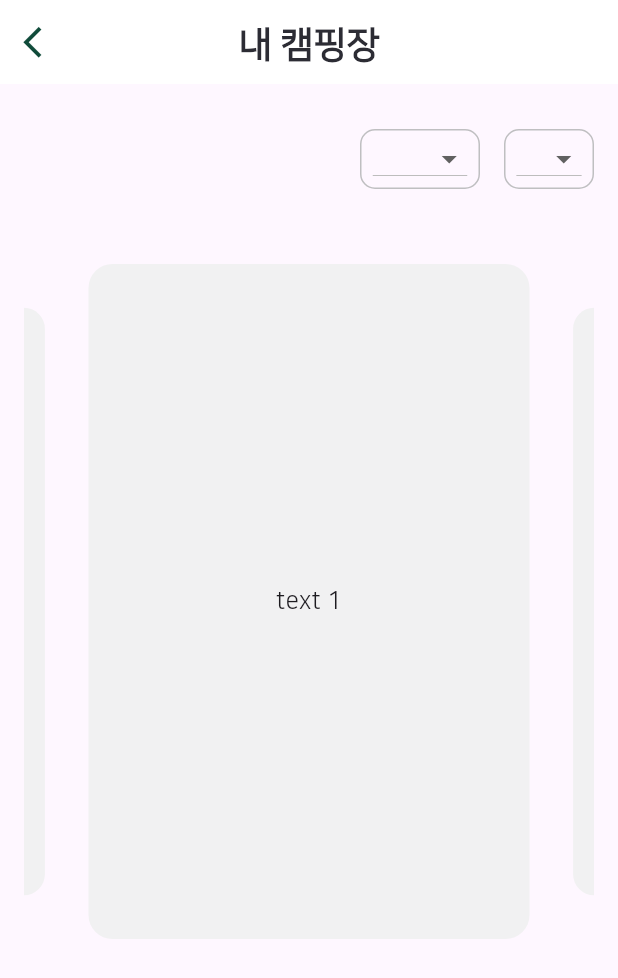
After one commit to bbarkse93/project-yayoung-flutter, a Flutter app: the MyCampingList screen opened by its route, on a phone screen of 412 x 824 dp. The commit adds this screen. Shown: the top 978 px of the screen. Run offline on Flutter 3.47's test engine with Material 3 defaults, Android fonts, the phone set to English and light mode, and no system bars; drawn by our look-alikes of carousel_slider; our stand-ins replace animated_splash_screen, dio, flutter_secure_storage, logger, validators; accounts and stored records are empty.

Commit message:
캐러셀 슬라이드 구현

```diff
--- a/lib/_core/constants/move.dart
+++ b/lib/_core/constants/move.dart
@@ -1,6 +1,7 @@
 import 'package:flutter/material.dart';
 import 'package:team_project/ui/pages/auth/login_page.dart';
 import 'package:team_project/ui/pages/home/home_page.dart';
+import 'package:team_project/ui/pages/home/my_camping_list.dart';
 import 'package:team_project/ui/pages/home/my_camping_schedule.dart';
 import 'package:team_project/ui/pages/my_page/MainScreen.dart';
 import 'package:team_project/ui/pages/splash/splash_page.dart';
@@ -10,6 +11,7 @@ class Move {
   static String splashPage = "/splash";
   static String homePage = "/home";
   static String myCampingSchedule = "/myCampingSchedule";
+  static String myCampingList = "/myCampingList";
   static String mainScreenPage = "/mainScreenPage";
 }
 
@@ -19,6 +21,7 @@ Map<String, Widget Function(BuildContext)> getRouters() {
     Move.mainScreenPage: (p0) => MainScreen(),
     Move.splashPage: (p0) => SplashPage(),
     Move.homePage: (p0) => HomePage(),
-    Move.myCampingSchedule: (p0) => MyCampingSchedule()
+    Move.myCampingSchedule: (p0) => MyCampingSchedule(),
+    Move.myCampingList: (p0) => MyCampingList()
   };
 }
--- a/lib/_core/constants/size.dart
+++ b/lib/_core/constants/size.dart
@@ -9,7 +9,7 @@ const double gapSmall = 10.0;
 const double gapMedium = 15.0;
 const double gapSemiMedium = 20.0;
 const double gapLarge = 30.0;
-const double gapXLargeGap = 50.0;
+const double gapXLarge = 50.0;
 
 /// 글씨 크기
 const double fontXSmall = 10.0;
--- a/lib/ui/pages/home/home_page.dart
+++ b/lib/ui/pages/home/home_page.dart
@@ -86,7 +86,7 @@ class HomePage extends StatelessWidget {
                 symbol: "#",
                 title: "내 캠핑장",
                 subTitle: "내 캠핑장은 어떤게 있을가요?",
-                pageAddress: "/my_camping_schedule",
+                pageAddress: Move.myCampingList,
               ),
             ],
           ),
--- /dev/null
+++ b/lib/ui/pages/home/my_camping_list.dart
@@ -0,0 +1,100 @@
+import 'package:flutter/material.dart';
+import 'package:team_project/_core/constants/color.dart';
+import 'package:team_project/_core/constants/icon.dart';
+import 'package:team_project/_core/constants/size.dart';
+
+import 'widget/camping_list_slider.dart';
+
+class MyCampingList extends StatefulWidget {
+  const MyCampingList({super.key});
+
+  @override
+  State<MyCampingList> createState() => _MyCampingListState();
+}
+
+class _MyCampingListState extends State<MyCampingList> {
+  int? selectedYear; // 선택된 년도
+  int? selectedMonth; // 선택된 월
+  @override
+  Widget build(BuildContext context) {
+    return Scaffold(
+      appBar: AppBar(
+        backgroundColor: kBackWhite,
+        leading: IconButton(
+            onPressed: () {
+              Navigator.pop(context);
+            },
+            icon: iconArrowBack()),
+        title: Text(
+          "내 캠핑장",
+          style: title1(),
+        ),
+        elevation: 0,
+      ),
+      body: Padding(
+        padding: EdgeInsets.symmetric(horizontal: gapMain),
+        child: ListView(
+          children: [
+            SizedBox(height: gapLarge),
+            Row(
+              mainAxisAlignment: MainAxisAlignment.end,
+              children: [
+                Container(
+                  decoration: BoxDecoration(
+                      borderRadius: BorderRadius.circular(gapSmall),
+                      border: Border.all(color: kFontGray)),
+                  height: 40,
+                  width: 80,
+                  child: Center(
+                    child: DropdownButton<int>(
+                      value: selectedYear,
+                      onChanged: (int? newValue) {
+                        setState(() {
+                          selectedYear = newValue;
+                        });
+                      },
+                      items: List.generate(
+                        100,
+                        (index) => DropdownMenuItem<int>(
+                          value: 2010 + index,
+                          child: Text((2010 + index).toString()),
+                        ),
+                      ),
+                    ),
+                  ),
+                ),
+                SizedBox(width: gapMain),
+                Container(
+                  decoration: BoxDecoration(
+                      borderRadius: BorderRadius.circular(gapSmall),
+                      border: Border.all(color: kFontGray)),
+                  height: 40,
+                  width: 60,
+                  child: Center(
+                    child: DropdownButton<int>(
+                      value: selectedMonth,
+                      onChanged: (int? newValue) {
+                        setState(() {
+                          selectedMonth = newValue;
+                        });
+                      },
+                      items: List.generate(
+                        12,
+                        (index) => DropdownMenuItem<int>(
+                          value: index + 1,
+                          child: Text((index + 1).toString()),
+                        ),
+                      ),
+                    ),
+                  ),
+                ),
+              ],
+            ),
+            SizedBox(height: gapXLarge),
+            CampingListSlider(),
+          ],
+        ),
+      ),
+    );
+  }
+}
--- /dev/null
+++ b/lib/ui/pages/home/widget/camping_list_slider.dart
@@ -0,0 +1,73 @@
+import 'package:carousel_slider/carousel_slider.dart';
+import 'package:flutter/material.dart';
+import 'package:team_project/_core/constants/color.dart';
+import 'package:team_project/_core/constants/size.dart';
+
+class CampingListSlider extends StatefulWidget {
+  const CampingListSlider({super.key});
+
+  @override
+  State<CampingListSlider> createState() => _CampingListSliderState();
+}
+
+class _CampingListSliderState extends State<CampingListSlider> {
+  CarouselController carouselController = CarouselController();
+
+  @override
+  void initState() {
+    super.initState();
+  }
+
+  @override
+  Widget build(BuildContext context) {
+    return CarouselSlider(
+      // Set carousel controller
+      carouselController: carouselController,
+      items: [1, 2, 3, 4, 5].map((i) {
+        return Builder(
+          builder: (BuildContext context) {
+            return Container(
+                width: MediaQuery.of(context).size.width,
+                margin: const EdgeInsets.symmetric(horizontal: 5.0),
+                decoration: BoxDecoration(
+                  color: kButtonGray,
+                  borderRadius: BorderRadius.circular(gapMain),
+                ),
+                child: Center(
+                  child: Text(
+                    'text $i',
+                    style: const TextStyle(fontSize: 16.0),
+                  ),
+                ));
+          },
+        );
+      }).toList(),
+      options: CarouselOptions(
+        height: 450,
+        aspectRatio: 16 / 9,
+        // 슬라이더 이미지 화면에 얼마나 보이는지
+        viewportFraction: 0.8,
+        // 시작 페이지
+        initialPage: 0,
+        // 무한스크롤
+        enableInfiniteScroll: true,
+        // 스크롤방향
+        reverse: false,
+        // 자동스크롤
+        autoPlay: false,
+        // 페이지 유지시간
+        autoPlayInterval: const Duration(seconds: 5),
+        // 넘김시간
+        autoPlayAnimationDuration: const Duration(milliseconds: 100),
+        // 넘김 애니메이션
+        autoPlayCurve: Curves.fastOutSlowIn,
+        // 현재페이지 중앙확대
+        enlargeCenterPage: true,
+        // 이건 좀 이해가 안됨
+        onPageChanged: (index, reason) {},
+        // 가로넘김
+        scrollDirection: Axis.horizontal,
+      ),
+    );
+  }
+}
--- a/lib/ui/pages/my_page/MainScreen.dart
+++ b/lib/ui/pages/my_page/MainScreen.dart
@@ -35,7 +35,7 @@ class _MainScreenState extends State<MainScreen>
     return Scaffold(
       body: SafeArea(
         child: Padding(
-          padding: const EdgeInsets.symmetric(horizontal: 16.0),
+          padding: const EdgeInsets.symmetric(horizontal: 0),
           child: IndexedStack(
             index: _currentIndex,
             children: [
```
Also changed, not shown: lib/ui/pages/home/my_camping_schedule.dart (+35 -1 lines), lib/ui/pages/home/widget/my_schedule_form.dart (added, +77 -0 lines).
